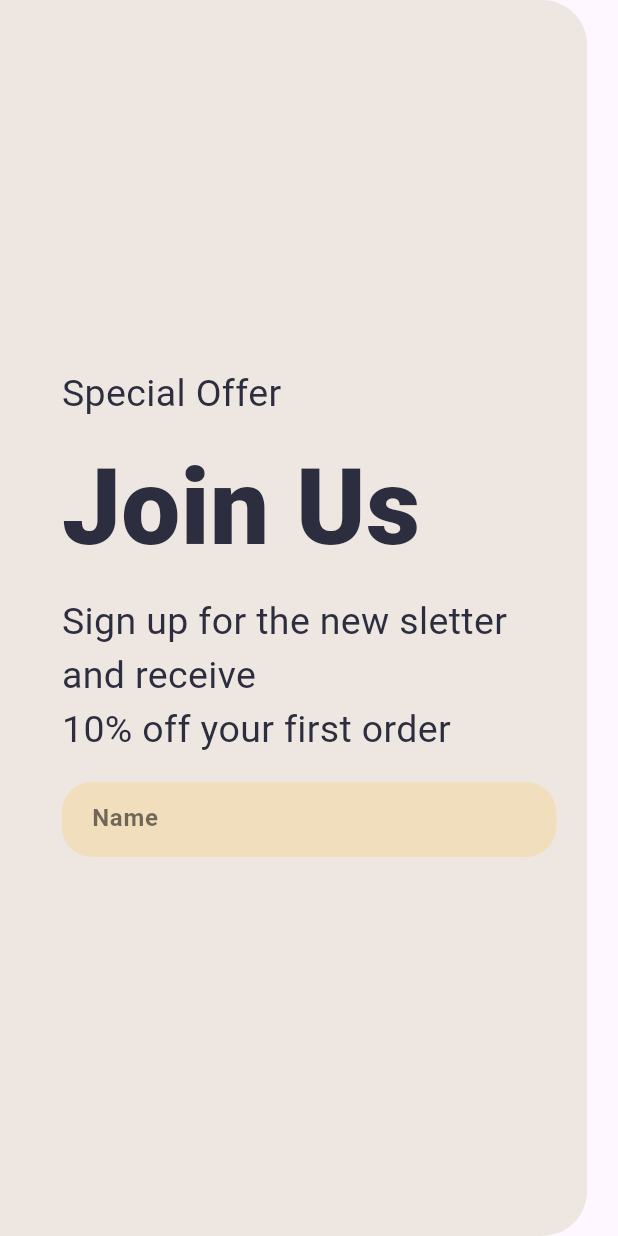
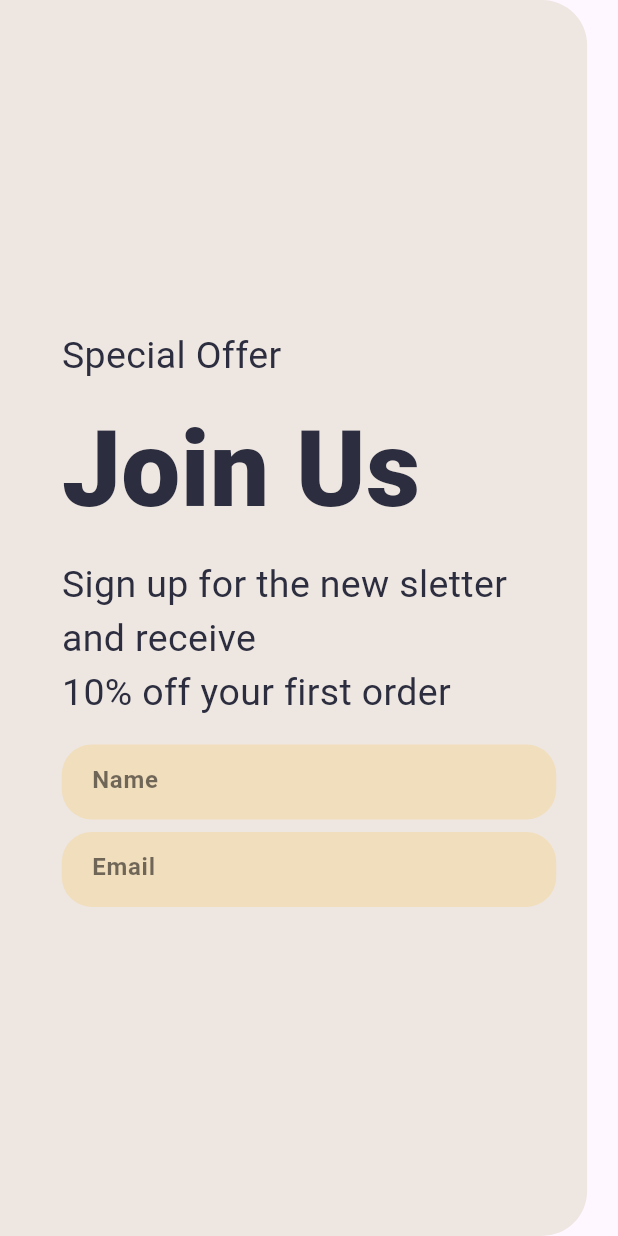
Before and after one commit to avikumar11haz/furniture_website, a Flutter app: the SignWeb widget shown alone on an empty page, opened directly, on a phone screen of 412 x 824 dp. Run offline on Flutter 3.47's test engine with Material 3 defaults, Android fonts, the phone set to English and light mode, and no system bars; our stand-ins replace avatar_glow, bloc, carousel_slider, connectivity_plus, flutter_bloc, scrollable_positioned_list and 1 more.

Commit message:
text email

```diff
--- a/lib/app/section/sign/sign_web.dart
+++ b/lib/app/section/sign/sign_web.dart
@@ -65,7 +65,27 @@ class _SignWebState extends State<SignWeb> {
                   ),
                 ),
                 SizedBox(height: 1.h,),
-
+                Container(
+                  height: 50,
+                  padding: const EdgeInsets.symmetric(horizontal: 20),
+                  decoration: BoxDecoration(
+                    color: const Color(0xFFF1DEBD),
+                    borderRadius: BorderRadius.circular(20),
+                  ),
+                  child: const TextField(
+                    decoration: InputDecoration(
+                      hintText: 'Email',
+                      hintStyle: TextStyle(
+                          color: Colors.black54,
+                          fontWeight: FontWeight.w600,
+                          fontSize: 16
+                      ),
+                      disabledBorder: InputBorder.none,
+                      enabledBorder: InputBorder.none,
+                      focusedBorder: InputBorder.none,
+                    ),
+                  ),
+                ),
               ],
             ))
           ],
```
